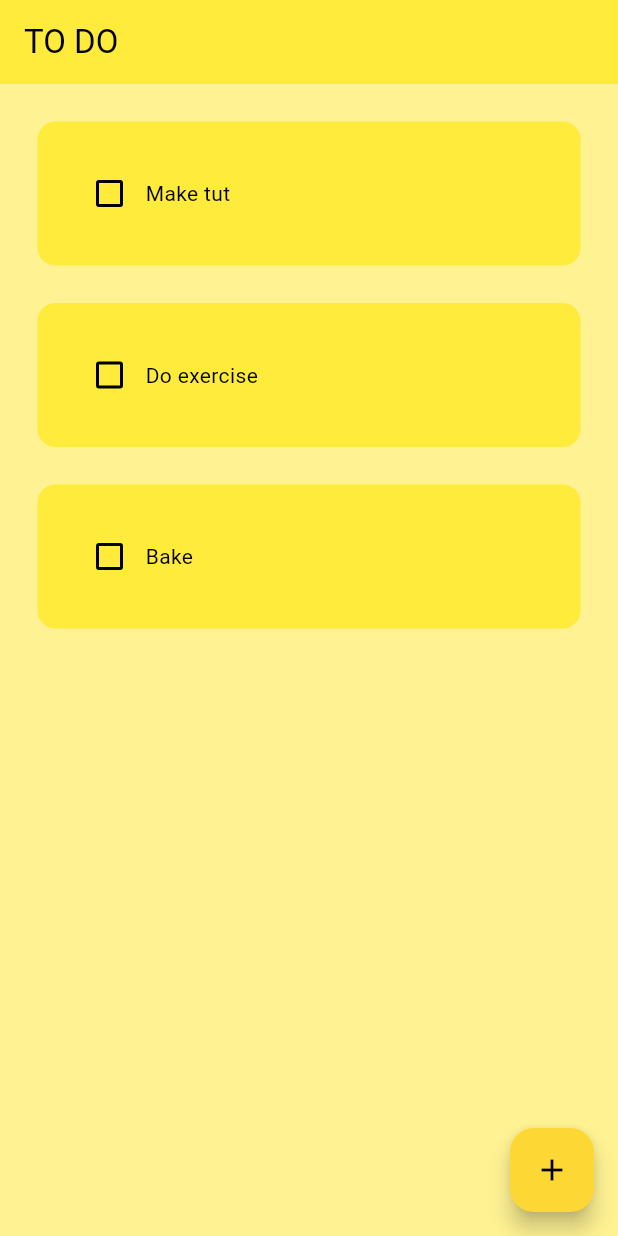
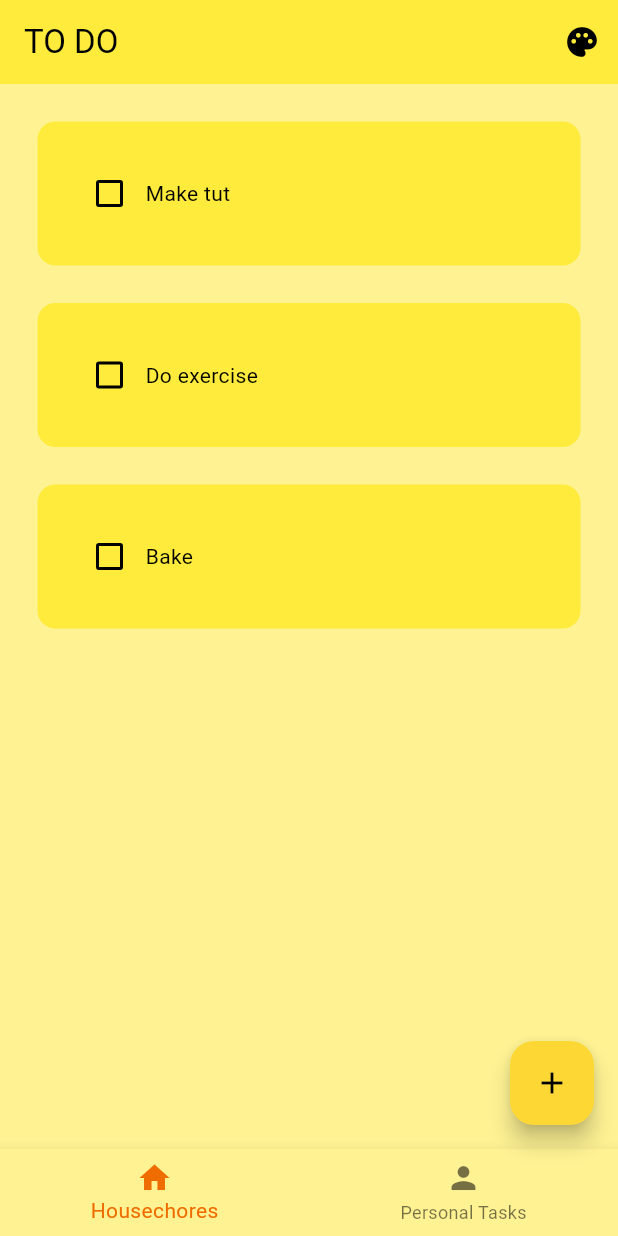
Before and after one commit to anhnguyen6535/TodoApp, a Flutter app: the screen it shows after launch, on a phone screen of 412 x 824 dp. Run offline on Flutter 3.47's test engine with Material 3 defaults, Android fonts, the phone set to English and light mode, and no system bars; drawn by our look-alikes of flutter_slidable; our stand-ins replace hive_flutter; accounts and stored records are empty.

Commit message:
add pages

```diff
--- a/lib/pages/home_page.dart
+++ b/lib/pages/home_page.dart
@@ -76,6 +76,25 @@ class _HomePageState extends State<HomePage> {
       appBar: AppBar(
         title: Text("TO DO"),
         elevation: 0,
+        actions: [
+          IconButton(
+            onPressed: (){},
+            icon: Icon(Icons.palette),
+          ),
+        ],
+      ),
+      bottomNavigationBar: BottomNavigationBar(
+        selectedItemColor: Colors.orange[800],
+        items: [
+          BottomNavigationBarItem(
+            icon: Icon(Icons.home),
+            label: 'Housechores'
+          ),
+          BottomNavigationBarItem(
+            icon: Icon(Icons.person),
+            label: 'Personal Tasks'
+          ),
+        ]
       ),
       floatingActionButton: FloatingActionButton(
         onPressed: createNewTask,
```
Also changed, not shown: lib/main.dart (+7 -1 lines), lib/pages/housechores_page.dart (added, +14 -0 lines).
